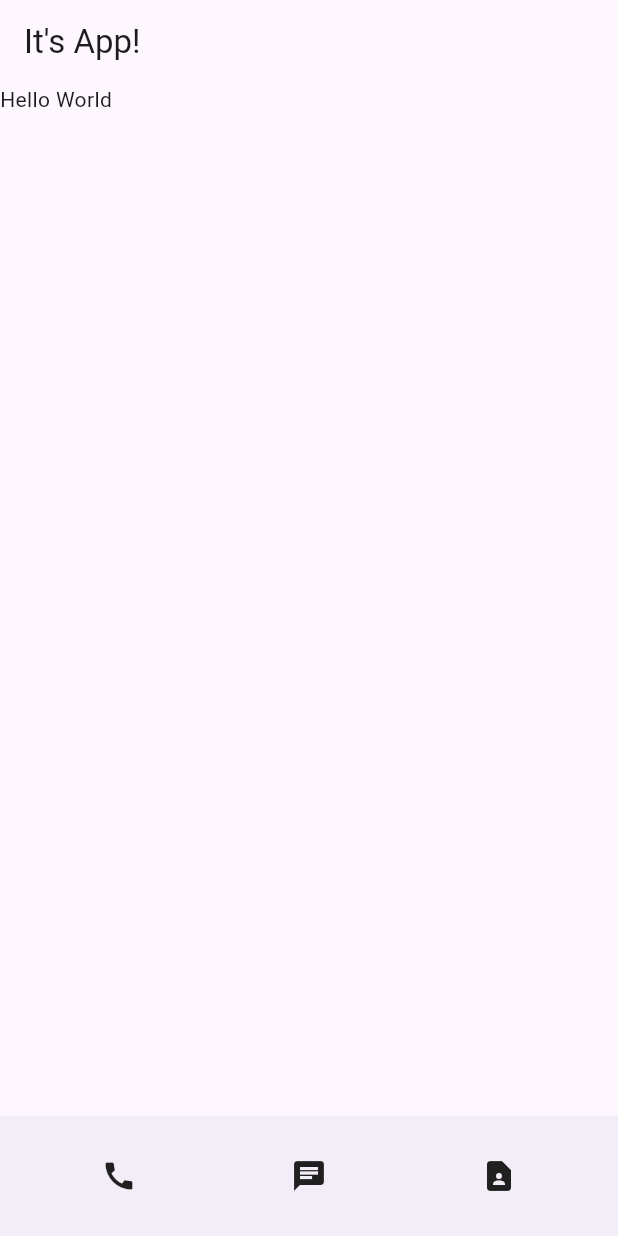
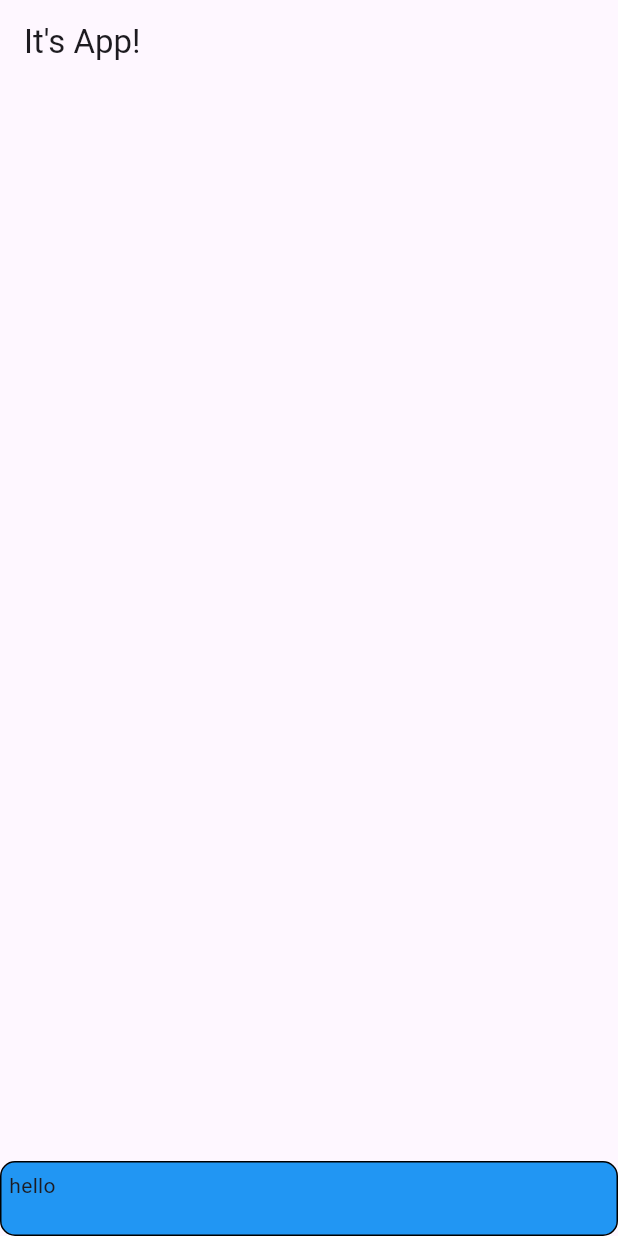
Before and after one commit to haileyham/flutter_c, a Flutter app: the screen it shows after launch, on a phone screen of 412 x 824 dp. Run offline on Flutter 3.47's test engine with Material 3 defaults, Android fonts, the phone set to English and light mode, and no system bars; statements that could not run were skipped.

Commit message:
box design

```diff
--- a/lib/main.dart
+++ b/lib/main.dart
@@ -19,20 +19,19 @@ class MyApp extends StatelessWidget {
             appBar: AppBar(
               title: Text("It's App!"),
             ),
-        body: Text('Hello World'),
-        bottomNavigationBar: BottomAppBar(
-          child: SizedBox(
-            height: 60,
-              child : Row(
-                mainAxisAlignment: MainAxisAlignment.spaceAround,
-                children: [
-                  Icon(Icons.call),
-                  Icon(Icons.chat),
-                  Icon(Icons.contact_page)],
+            body: Align( //center 혹은 flex처럼 align안에 container child로 감싸서 정렬 가능
+              alignment: Alignment.bottomLeft, // 정렬위치 alignment 사용
+                child : Container( //child로 Container
+                    width:double.infinity, height:50, margin:EdgeInsets., padding:EdgeInsets.all(5), // width 100%주는것 double.infinity(부모내에서),
+                    // margin과 padding은 EdgeInsets.all할 수도 있지만 EdgeInsets.fromLTRB(10, 20, 30, 40)를 통해서 각각 줄 수 있음(왼,위,오,밑)
+                    decoration: BoxDecoration( // border 같은 것들 decoration에서 다룸.
+                        color:Colors.blue, // 사실 color는 width 등처럼 위에 해도 되는데, decoration을 사용할 경우 중복으로 될 수 없어서 decoration에다가 넣음
+                        border: Border.all(color:Colors.black), // border도 이렇게 주고, 참고로 color:Colors s빼먹지 말기
+                        borderRadius: BorderRadius.circular(10) // radius 구글링 해봤음 ㅇㅁㅇ 모르면 걍 구글링해보쟈꾸~ 새삼 css 그립넹
+                    ),
+                    child: Text('hello')
                 )
             )
-        )
-
         )
     );
   }
```
Lines whose indentation alone changed are shown as unchanged.
